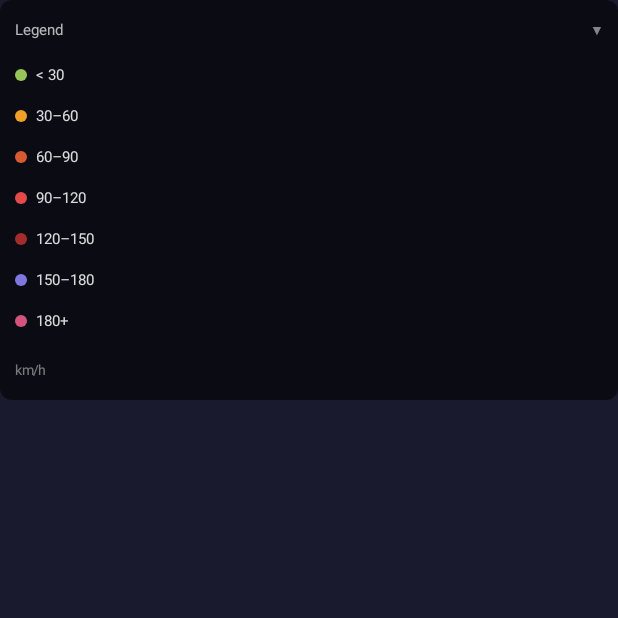
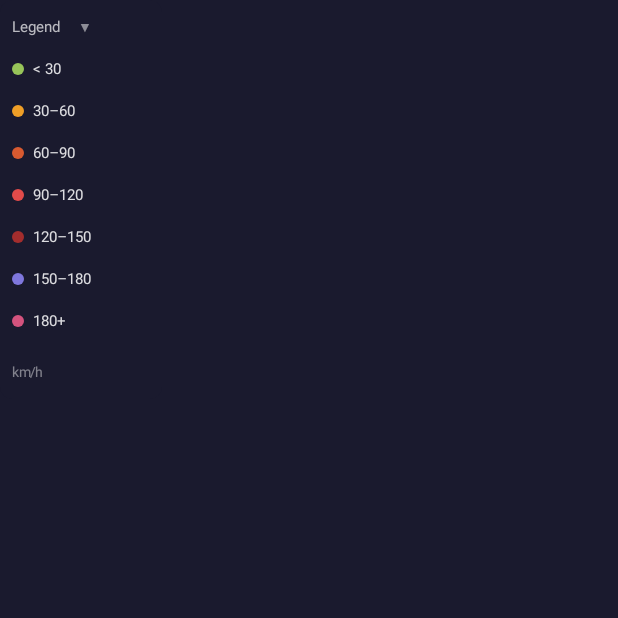
Before and after one commit to MakanH/RoadPulse, an Android app built with Jetpack Compose: the composable HeatmapLegend called with empty values, on a phone screen of 412 x 824 dp, the top half of it. Run offline under Robolectric (Android 15) with nearby library versions, the phone set to English and light mode, and no system bars; our stand-ins replace Dagger/Hilt's generated code, Firebase (no records; nobody signed in at launch, a user with empty details on screens opened directly); 10 statements that could not run were skipped.

Commit message:
Fix heatmap legend size and swap heatmap/bell button order
Legend was expanding to full screen due to fillMaxWidth on its header Row.
Now pinned to 108dp with #1A1A2E background and 85% opacity, compact 8dp/6dp
padding, 4dp row spacing, no fill modifiers.

Heatmap toggle button moved above notification bell in the top-right column
so the map control is the primary icon and the bell sits below it.

Co-Authored-By: Claude Sonnet 4.6 <noreply@anthropic.com>

```diff
--- a/app/src/main/java/com/makan/roadpulse/presentation/map/MapScreen.kt
+++ b/app/src/main/java/com/makan/roadpulse/presentation/map/MapScreen.kt
@@ -162,16 +162,16 @@ fun MapScreen(
                 horizontalAlignment = Alignment.End,
                 verticalArrangement = Arrangement.spacedBy(8.dp)
             ) {
-                NotificationBellButton(
-                    hasUnread = unreadCount > 0,
-                    onClick   = { showNotifSheet = true }
-                )
                 if (successState != null) {
                     HeatmapToggleButton(
                         isHeatmapMode = isHeatmapMode,
                         onToggle      = viewModel::toggleHeatmap
                     )
                 }
+                NotificationBellButton(
+                    hasUnread = unreadCount > 0,
+                    onClick   = { showNotifSheet = true }
+                )
             }
         }
 
@@ -344,16 +344,17 @@ private fun HeatmapLegend(speedUnit: String, modifier: Modifier = Modifier) {
     var expanded by remember { mutableStateOf(true) }
 
     Surface(
-        modifier = modifier.clickable { expanded = !expanded },
+        modifier = modifier
+            .width(108.dp)
+            .clickable { expanded = !expanded },
         shape    = RoundedCornerShape(8.dp),
-        color    = Color.Black.copy(alpha = 0.58f)
+        color    = Color(0xFF1A1A2E).copy(alpha = 0.85f)
     ) {
-        Column(modifier = Modifier.padding(horizontal = 10.dp, vertical = 8.dp)) {
+        Column(modifier = Modifier.padding(horizontal = 8.dp, vertical = 6.dp)) {
             // Header: "Legend" label + collapse/expand arrow
             Row(
                 verticalAlignment      = Alignment.CenterVertically,
-                horizontalArrangement = Arrangement.SpaceBetween,
-                modifier = Modifier.fillMaxWidth()
+                horizontalArrangement = Arrangement.SpaceBetween
             ) {
                 Text("Legend", fontSize = 10.sp, color = Color.White.copy(alpha = 0.7f))
                 Spacer(Modifier.width(12.dp))
@@ -370,8 +371,8 @@ private fun HeatmapLegend(speedUnit: String, modifier: Modifier = Modifier) {
                 exit    = shrinkVertically() + fadeOut()
             ) {
                 Column(
-                    modifier            = Modifier.padding(top = 6.dp),
-                    verticalArrangement = Arrangement.spacedBy(3.dp)
+                    modifier            = Modifier.padding(top = 4.dp),
+                    verticalArrangement = Arrangement.spacedBy(4.dp)
                 ) {
                     labels.forEachIndexed { i, label ->
                         Row(verticalAlignment = Alignment.CenterVertically) {
```
